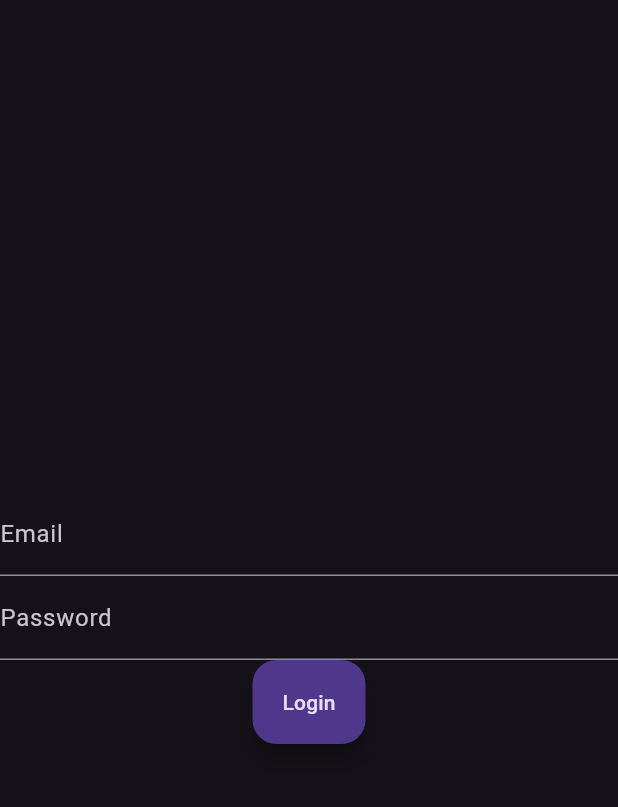
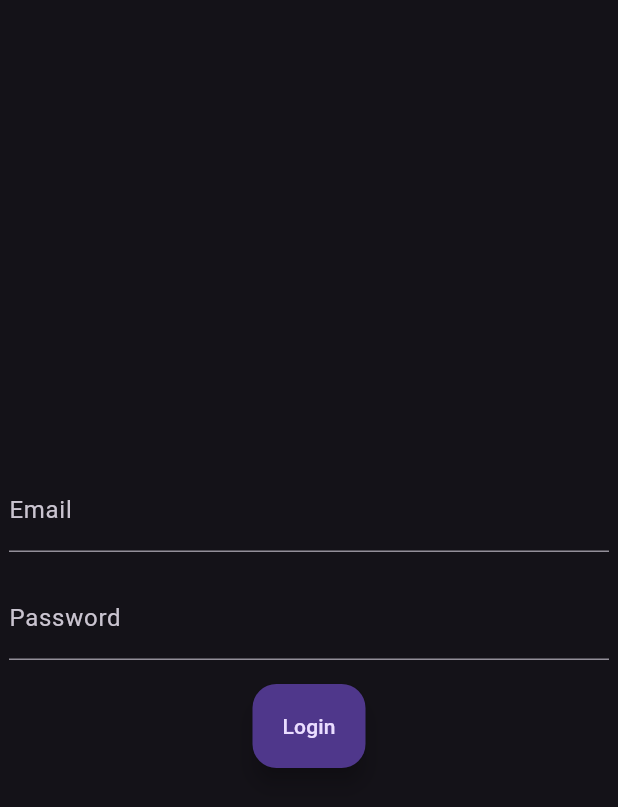
Before and after one commit to SomnusVeritas/briessenchecker, a Flutter app: the screen it shows after launch, on a phone screen of 412 x 824 dp. Shown: the top 807 px of the screen. Run offline on Flutter 3.47's test engine with Material 2 defaults, Android fonts, the phone set to English and light mode, and no system bars; our stand-ins replace flutter_dotenv, supabase_flutter; accounts and stored records are empty.

Commit message:
Login Screen ui changes

```diff
--- a/lib/pages/login_page.dart
+++ b/lib/pages/login_page.dart
@@ -9,25 +9,37 @@ class LoginPage extends StatelessWidget {
   Widget build(BuildContext context) {
     final TextEditingController emailController = TextEditingController();
     final TextEditingController passwordController = TextEditingController();
+    Size screenSize = MediaQuery.of(context).size;
+    double dialogWidth = screenSize.width > 400 ? 400 : screenSize.width;
     return Scaffold(
-      body: Form(
+      body: Center(
+        child: SizedBox(
+          width: dialogWidth,
+          child: Form(
             child: Column(
               mainAxisSize: MainAxisSize.max,
               mainAxisAlignment: MainAxisAlignment.center,
               children: [
                 TextFormField(
                   controller: emailController,
+                  textInputAction: TextInputAction.next,
                   decoration: const InputDecoration(label: Text('Email')),
                 ),
+                const Padding(padding: EdgeInsets.symmetric(vertical: 8.0)),
                 TextFormField(
                   controller: passwordController,
+                  onFieldSubmitted: (value) => _loginSubmitted(
+                      emailController.text, passwordController.text),
                   decoration: const InputDecoration(label: Text('Password')),
                 ),
+                const Padding(padding: EdgeInsets.symmetric(vertical: 8.0)),
                 FloatingActionButton.extended(
                     onPressed: () => _loginSubmitted(
                         emailController.text, passwordController.text),
                     label: const Text('Login'))
               ],
+            ),
+          ),
         ),
       ),
     );
```
Lines whose indentation alone changed are shown as unchanged.
